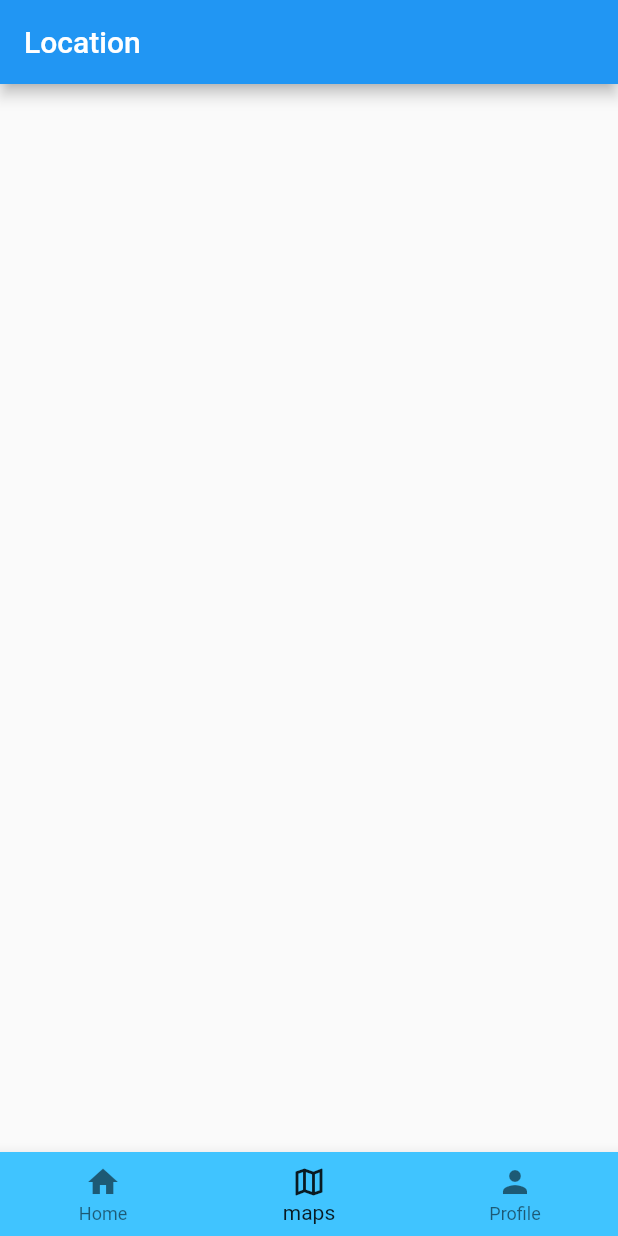
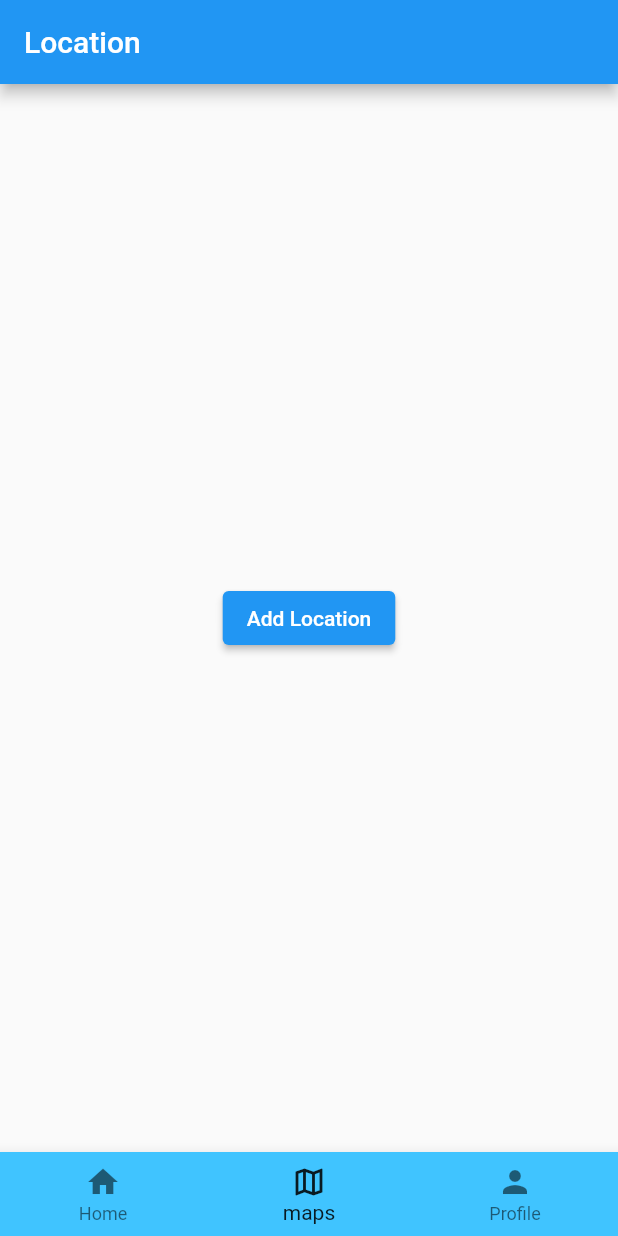
Before and after one commit to Vidhyadhar11/rescuetrack, a Flutter app: the screen it shows after launch, item 2 of the bottom bar chosen, on a phone screen of 412 x 824 dp. Run offline on Flutter 3.47's test engine with Material 2 defaults, Android fonts, the phone set to English and light mode, and no system bars; our stand-ins replace geolocator, google_maps_flutter, permission_handler.

Commit message:
On branch minor-changes-2 Your branch is up to date with 'origin/minor-changes-2'.
Changes to be committed:
	modified:   android/app/build.gradle
	modified:   lib/screens/maps.dart

```diff
--- a/lib/screens/maps.dart
+++ b/lib/screens/maps.dart
@@ -1,8 +1,8 @@
 // ignore_for_file: unnecessary_null_comparison, library_private_types_in_public_api, avoid_print
 
 import 'package:flutter/material.dart';
+import 'package:geolocator/geolocator.dart';
 import 'package:google_maps_flutter/google_maps_flutter.dart';
-import 'package:geolocator/geolocator.dart';
 import 'package:permission_handler/permission_handler.dart';
 
 class Maps extends StatefulWidget {
@@ -15,7 +15,8 @@ class Maps extends StatefulWidget {
 class _MapsState extends State<Maps> {
   Position? _currentPosition;
   late GoogleMapController _controller;
-  final Set<Marker> _markers = {};
+  final List<Marker> _locationMarkers = []; // List for location markers
+  final List<Marker> _eventMarkers = []; // List for event markers
 
   @override
   Widget build(BuildContext context) {
@@ -38,13 +39,23 @@ class _MapsState extends State<Maps> {
                     ),
                     zoom: 16.0,
                   ),
-                  markers: _markers,
+                  markers: <Marker>{
+                    ..._locationMarkers,
+                    ..._eventMarkers
+                  }, // Combine both marker lists
                 ),
               ),
-                // const Center(
-                //     child:
-                //         CircularProgressIndicator()),
-            // if (_currentPosition == null) const Text("Location not available"),
+            Column(
+              children: [
+                ElevatedButton(
+                  onPressed: () {
+                    // Add a new location to the list
+                    _addLocation();
+                  },
+                  child: const Text("Add Location"),
+                ),
+              ],
+            ),
           ],
         ),
       ),
@@ -53,7 +64,6 @@ class _MapsState extends State<Maps> {
 
   void _onMapCreated(GoogleMapController controller) {
     _controller = controller;
-    _addMarker();
   }
 
   @override
@@ -81,22 +91,34 @@ class _MapsState extends State<Maps> {
     }
   }
 
-  void _addMarker() {
-    if (_currentPosition != null) {
-      Marker newMarker = Marker(
-        markerId: const MarkerId("currentLocation"),
-        position: LatLng(
-          _currentPosition!.latitude,
-          _currentPosition!.longitude,
-        ),
-        infoWindow: const InfoWindow(
-          title: "Current Location",
-        ),
+  void _addLocation() async {
+    final status = await Permission.location.request();
+
+    if (status.isGranted) {
+      // Get the current location
+      final Position position = await Geolocator.getCurrentPosition(
+        desiredAccuracy: LocationAccuracy.best,
+        forceAndroidLocationManager: true,
       );
 
-      setState(() {
-        _markers.add(newMarker);
-      });
+      if (position != null) {
+        // Create a new marker for the location
+        Marker newMarker = Marker(
+          markerId: MarkerId(
+              DateTime.now().toString()), // Unique marker ID based on timestamp
+          position: LatLng(position.latitude, position.longitude),
+          infoWindow: InfoWindow(
+            title: "Location ${_locationMarkers.length + 1}", // Location number
+          ),
+        );
+
+        setState(() {
+          // Add the new marker to the location markers list
+          _locationMarkers.add(newMarker);
+        });
+      }
+    } else {
+      print("Location permission denied");
     }
   }
 }
```
Also changed, not shown: 1 other file.
